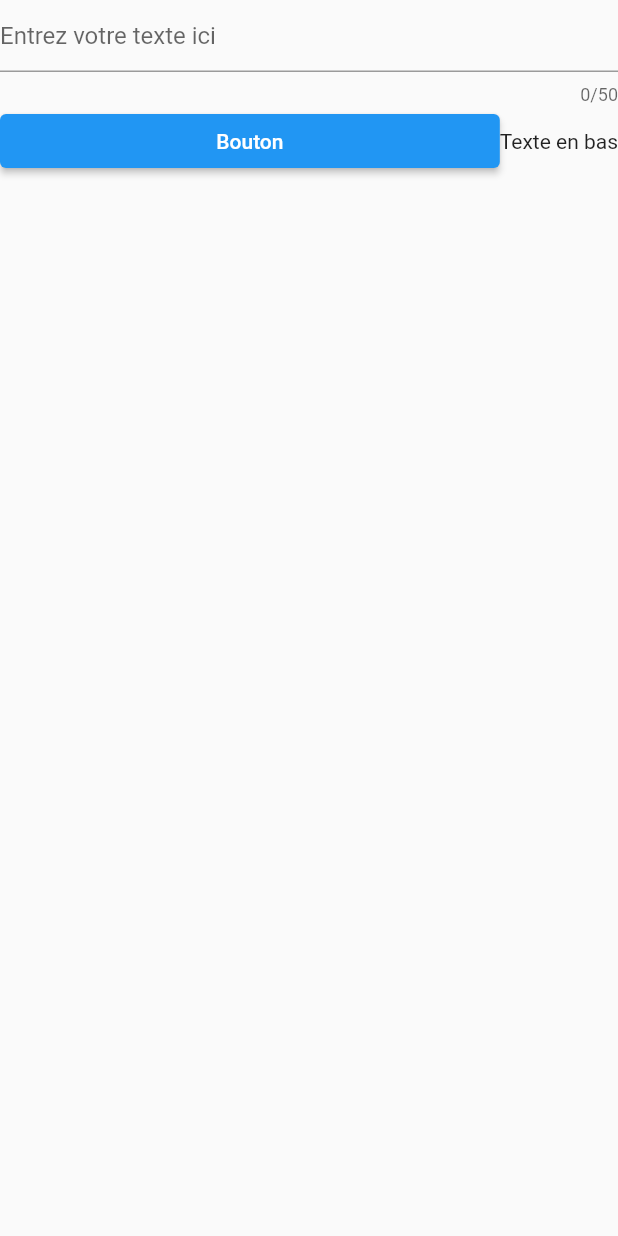
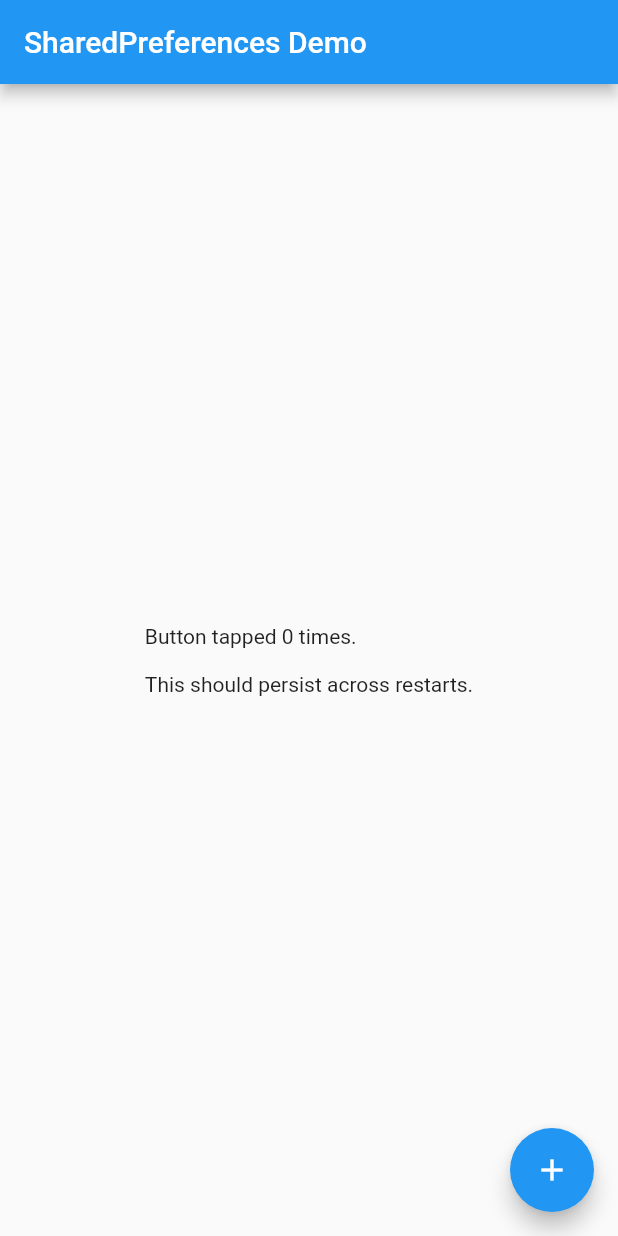
Before and after one commit to azubalapk/flutter_shared_preferences_example, a Flutter app: the screen it shows after launch, on a phone screen of 412 x 824 dp. Run offline on Flutter 3.47's test engine with Material 2 defaults, Android fonts, the light colour scheme and no system bars; our stand-ins replace shared_preferences.

Commit message:
final commit shared prefs

```diff
--- a/lib/main.dart
+++ b/lib/main.dart
@@ -1,39 +1,90 @@
+// Copyright 2013 The Flutter Authors. All rights reserved.
+// Use of this source code is governed by a BSD-style license that can be
+// found in the LICENSE file.
+
+// ignore_for_file: public_member_api_docs
+
+import 'dart:async';
+
 import 'package:flutter/material.dart';
+import 'package:shared_preferences/shared_preferences.dart';
 
 void main() {
-  runApp(MainApp());
+  runApp(const MyApp());
 }
 
-class MainApp extends StatelessWidget {
-   MainApp({super.key});
+class MyApp extends StatelessWidget {
+  const MyApp({super.key});
 
   @override
   Widget build(BuildContext context) {
-    return  MaterialApp(
-      home: Scaffold(
-        body: Center(
-          child: Column(
-  children: [
-    TextField(
-      maxLength: 50,
-      decoration: InputDecoration(
-        hintText: 'Entrez votre texte ici',
+    return const MaterialApp(
+      title: 'SharedPreferences Demo',
+      home: SharedPreferencesDemo(),
+    );
+  }
+}
+
+class SharedPreferencesDemo extends StatefulWidget {
+  const SharedPreferencesDemo({super.key});
+
+  @override
+  SharedPreferencesDemoState createState() => SharedPreferencesDemoState();
+}
+
+class SharedPreferencesDemoState extends State<SharedPreferencesDemo> {
+  final Future<SharedPreferences> _prefs = SharedPreferences.getInstance();
+  late Future<int> _counter;
+
+  Future<void> _incrementCounter() async {
+    final SharedPreferences prefs = await _prefs;
+    final int counter = (prefs.getInt('counter') ?? 0) + 1;
+
+    setState(() {
+      _counter = prefs.setInt('counter', counter).then((bool success) {
+        return counter;
+      });
+    });
+  }
+
+  @override
+  void initState() {
+    super.initState();
+    _counter = _prefs.then((SharedPreferences prefs) {
+      return prefs.getInt('counter') ?? 0;
+    });
+  }
+
+  @override
+  Widget build(BuildContext context) {
+    return Scaffold(
+      appBar: AppBar(
+        title: const Text('SharedPreferences Demo'),
       ),
-    ),
-    Row(
-      children: [
-        Expanded(
-          child: ElevatedButton(
-            onPressed: () {},
-            child: Text('Bouton'),
-          ),
-        ),
-        Text('Texte en bas'),
-      ],
-    ),
-  ],
-),
-        ),
+      body: Center(
+          child: FutureBuilder<int>(
+              future: _counter,
+              builder: (BuildContext context, AsyncSnapshot<int> snapshot) {
+                switch (snapshot.connectionState) {
+                  case ConnectionState.none:
+                  case ConnectionState.waiting:
+                    return const CircularProgressIndicator();
+                  case ConnectionState.active:
+                  case ConnectionState.done:
+                    if (snapshot.hasError) {
+                      return Text('Error: ${snapshot.error}');
+                    } else {
+                      return Text(
+                        'Button tapped ${snapshot.data} time${snapshot.data == 1 ? '' : 's'}.\n\n'
+                        'This should persist across restarts.',
+                      );
+                    }
+                }
+              })),
+      floatingActionButton: FloatingActionButton(
+        onPressed: _incrementCounter,
+        tooltip: 'Increment',
+        child: const Icon(Icons.add),
       ),
     );
   }
```
